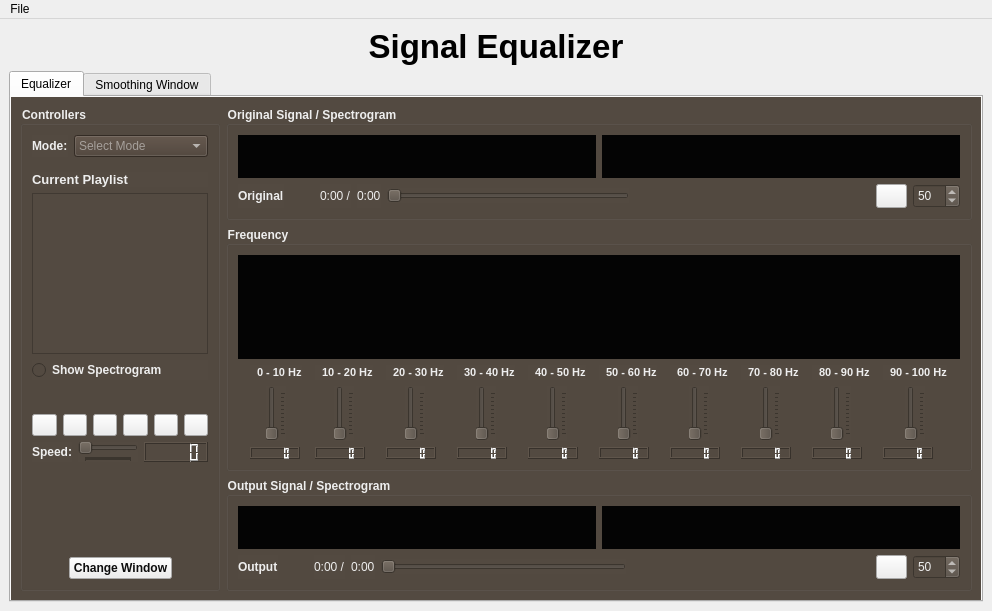
Above: design.ui from raghdaneiazyy6/AudioAlchemy-Equalizer before the change. Below: the same form after it.
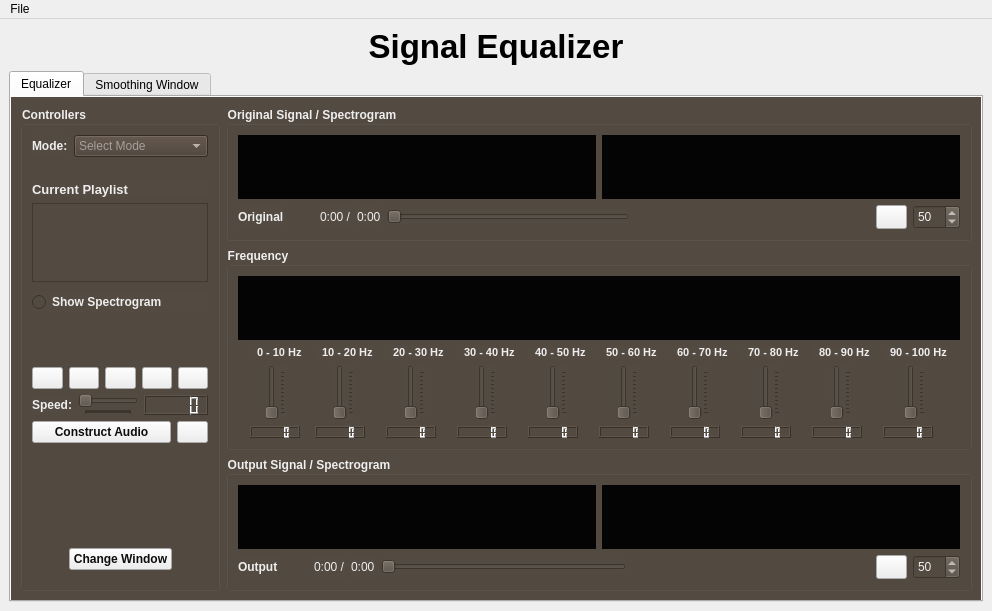
That is the form after the change. Icons and pictures are not drawn.

```diff
--- a/design.ui
+++ b/design.ui
@@ -1244,7 +1244,7 @@
                   </size>
                  </property>
                  <property name="autoFillBackground">
-                  <bool>true</bool>
+                  <bool>false</bool>
                  </property>
                  <property name="frameShape">
                   <enum>QFrame::Box</enum>
@@ -1589,9 +1589,18 @@
            </item>
            <item>
             <widget class="QListWidget" name="audioListWidget">
+             <property name="maximumSize">
+              <size>
+               <width>16777215</width>
+               <height>100</height>
+              </size>
+             </property>
              <property name="toolTip">
               <string>&lt;html&gt;&lt;head/&gt;&lt;body&gt;&lt;p&gt;&lt;span style=&quot; font-size:7pt; color:#000000;&quot;&gt;Tracks stored in playlist&lt;/span&gt;&lt;/p&gt;&lt;/body&gt;&lt;/html&gt;</string>
              </property>
+             <property name="isWrapping" stdset="0">
+              <bool>true</bool>
+             </property>
             </widget>
            </item>
            <item>
@@ -1723,38 +1732,6 @@
                </property>
               </widget>
              </item>
-             <item>
-              <widget class="QPushButton" name="panButton">
-               <property name="sizePolicy">
-                <sizepolicy hsizetype="Fixed" vsizetype="Fixed">
-                 <horstretch>0</horstretch>
-                 <verstretch>0</verstretch>
-                </sizepolicy>
-               </property>
-               <property name="maximumSize">
-                <size>
-                 <width>50</width>
-                 <height>16777215</height>
-                </size>
-               </property>
-               <property name="cursor">
-                <cursorShape>PointingHandCursor</cursorShape>
-               </property>
-               <property name="toolTip">
-                <string>&lt;html&gt;&lt;head/&gt;&lt;body&gt;&lt;p&gt;&lt;span style=&quot; font-size:7pt; color:#000000;&quot;&gt;Pan&lt;/span&gt;&lt;/p&gt;&lt;/body&gt;&lt;/html&gt;</string>
-               </property>
-               <property name="styleSheet">
-                <string notr="true">background-color: rgb(238, 238, 238);</string>
-               </property>
-               <property name="text">
-                <string/>
-               </property>
-               <property name="icon">
-                <iconset>
-                 <normaloff>../../hp/hp/.designer/backup/eraser.png</normaloff>../../hp/hp/.designer/backup/eraser.png</iconset>
-               </property>
-              </widget>
-             </item>
              <item>
               <widget class="QPushButton" name="zoomInButton">
                <property name="sizePolicy">
@@ -1910,6 +1887,64 @@
              </item>
             </layout>
            </item>
+           <item>
+            <layout class="QHBoxLayout" name="horizontalLayout">
+             <item>
+              <widget class="QPushButton" name="constructAudioButton">
+               <property name="font">
+                <font>
+                 <bold>true</bold>
+                </font>
+               </property>
+               <property name="styleSheet">
+                <string notr="true">background-color: rgb(238, 238, 238);
+color: rgb(13, 13, 13);</string>
+               </property>
+               <property name="text">
+                <string>Construct Audio</string>
+               </property>
+              </widget>
+             </item>
+             <item>
+              <widget class="QPushButton" name="deleteButton">
+               <property name="sizePolicy">
+                <sizepolicy hsizetype="Fixed" vsizetype="Fixed">
+                 <horstretch>0</horstretch>
+                 <verstretch>0</verstretch>
+                </sizepolicy>
+               </property>
+               <property name="minimumSize">
+                <size>
+                 <width>31</width>
+                 <height>0</height>
+                </size>
+               </property>
+               <property name="maximumSize">
+                <size>
+                 <width>31</width>
+                 <height>24</height>
+                </size>
+               </property>
+               <property name="cursor">
+                <cursorShape>PointingHandCursor</cursorShape>
+               </property>
+               <property name="toolTip">
+                <string>&lt;html&gt;&lt;head/&gt;&lt;body&gt;&lt;p&gt;&lt;span style=&quot; font-size:7pt; color:#000000;&quot;&gt;Delete Audio/Signal&lt;/span&gt;&lt;/p&gt;&lt;/body&gt;&lt;/html&gt;</string>
+               </property>
+               <property name="styleSheet">
+                <string notr="true">background-color: rgb(238, 238, 238);</string>
+               </property>
+               <property name="text">
+                <string/>
+               </property>
+               <property name="icon">
+                <iconset>
+                 <normaloff>../../hp/hp/.designer/backup/eraser.png</normaloff>../../hp/hp/.designer/backup/eraser.png</iconset>
+               </property>
+              </widget>
+             </item>
+            </layout>
+           </item>
            <item>
             <spacer name="verticalSpacer_5">
              <property name="orientation">
```
